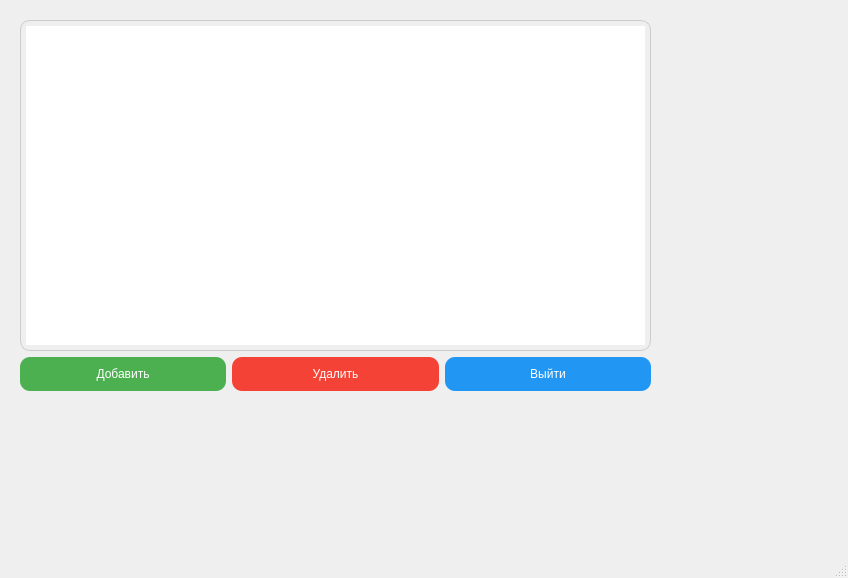
Above: Client/Client/mainwindow.ui from Nurzamat123/Diplomka before the change. Below: the same form after it.
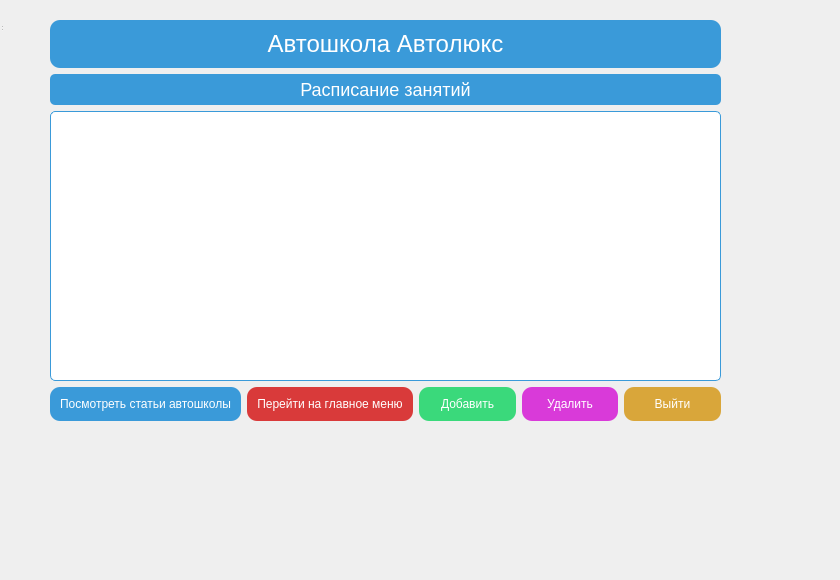
That is the form after the change. Icons and pictures are not drawn.

```diff
--- a/Client/Client/mainwindow.ui
+++ b/Client/Client/mainwindow.ui
@@ -6,90 +6,143 @@
    <rect>
     <x>0</x>
     <y>0</y>
-    <width>848</width>
-    <height>578</height>
+    <width>840</width>
+    <height>580</height>
    </rect>
   </property>
   <property name="windowTitle">
    <string>MainWindow</string>
   </property>
   <widget class="QWidget" name="centralwidget">
-   <widget class="QWidget" name="centralwidget_2">
+   <property name="layoutDirection">
+    <enum>Qt::LeftToRight</enum>
+   </property>
+   <widget class="QStatusBar" name="statusBar">
     <property name="geometry">
      <rect>
-      <x>20</x>
+      <x>0</x>
+      <y>10</y>
+      <width>3</width>
+      <height>22</height>
+     </rect>
+    </property>
+   </widget>
+   <widget class="QWidget" name="centralwidget_4">
+    <property name="geometry">
+     <rect>
+      <x>50</x>
       <y>20</y>
-      <width>631</width>
-      <height>371</height>
+      <width>671</width>
+      <height>401</height>
      </rect>
     </property>
-    <layout class="QGridLayout" name="gridLayout">
-     <item row="1" column="2">
-      <widget class="QPushButton" name="exit_button">
+    <layout class="QVBoxLayout" name="verticalLayout">
+     <item>
+      <widget class="QLabel" name="titleLabel">
        <property name="styleSheet">
-        <string>
-        background-color: #2196F3;
-        color: white;
-        border: none;
-        border-radius: 10px;
-        padding: 10px;
-       </string>
+        <string notr="true">font-size: 24px; color: white; background-color: #3a9ad9; padding: 10px; border-radius: 10px;</string>
        </property>
        <property name="text">
-        <string>Выйти</string>
+        <string>Автошкола Автолюкс</string>
        </property>
-       <property name="icon">
-        <iconset>
-         <normaloff>exit_icon.png</normaloff>exit_icon.png</iconset>
+       <property name="alignment">
+        <set>Qt::AlignCenter</set>
        </property>
       </widget>
      </item>
-     <item row="1" column="1">
-      <widget class="QPushButton" name="delete_button">
+     <item>
+      <widget class="QLabel" name="scheduleLabel">
        <property name="styleSheet">
-        <string>
-        background-color: #F44336;
-        color: white;
-        border: none;
-        border-radius: 10px;
-        padding: 10px;
-       </string>
+        <string notr="true">font-size: 18px; color: white; background-color: #3a9ad9; padding: 5px; border-radius: 5px;</string>
        </property>
        <property name="text">
-        <string>Удалить</string>
+        <string>Расписание занятий</string>
        </property>
-       <property name="icon">
-        <iconset>
-         <normaloff>delete_icon.png</normaloff>delete_icon.png</iconset>
+       <property name="alignment">
+        <set>Qt::AlignCenter</set>
        </property>
       </widget>
      </item>
-     <item row="0" column="0" colspan="3">
+     <item>
       <widget class="QTableView" name="tableView">
        <property name="styleSheet">
-        <string>
-        border: 1px solid #ccc;
-        border-radius: 10px;
-        padding: 5px;
-       </string>
+        <string notr="true">background-color: white; color: black; border: 1px solid #3a9ad9; border-radius: 5px;</string>
        </property>
       </widget>
      </item>
-     <item row="1" column="0">
-      <widget class="QPushButton" name="add_button">
-       <property name="styleSheet">
-        <string>
-        background-color: #4CAF50;
-        color: white;
-        border: none;
-        border-radius: 10px;
-        padding: 10px;
-       </string>
-       </property>
-       <property name="text">
-        <string>Добавить</string>
-       </property>
-      </widget>
+     <item>
+      <layout class="QHBoxLayout" name="horizontalLayout">
+       <item>
+        <widget class="QPushButton" name="viewStatsButton">
+         <property name="styleSheet">
+          <string notr="true">background-color: #3a9ad9; color: white; border-radius: 10px; padding: 10px;</string>
+         </property>
+         <property name="text">
+          <string>Посмотреть статьи автошколы</string>
+         </property>
+         <property name="icon">
+          <iconset>
+           <normaloff>:/icons/articles.png</normaloff>:/icons/articles.png</iconset>
+         </property>
+        </widget>
+       </item>
+       <item>
+        <widget class="QPushButton" name="mainMenuButton">
+         <property name="styleSheet">
+          <string notr="true">background-color: #d93a3a; color: white; border-radius: 10px; padding: 10px;</string>
+         </property>
+         <property name="text">
+          <string>Перейти на главное меню</string>
+         </property>
+         <property name="icon">
+          <iconset>
+           <normaloff>:/icons/menu.png</normaloff>:/icons/menu.png</iconset>
+         </property>
+        </widget>
+       </item>
+       <item>
+        <widget class="QPushButton" name="addButton">
+         <property name="styleSheet">
+          <string notr="true">background-color: #3ad97b; color: white; border-radius: 10px; padding: 10px;</string>
+         </property>
+         <property name="text">
+          <string>Добавить</string>
+         </property>
+         <property name="icon">
+          <iconset>
+           <normaloff>:/icons/add.png</normaloff>:/icons/add.png</iconset>
+         </property>
+        </widget>
+       </item>
+       <item>
+        <widget class="QPushButton" name="deleteButton">
+         <property name="styleSheet">
+          <string notr="true">background-color: #d93ad9; color: white; border-radius: 10px; padding: 10px;</string>
+         </property>
+         <property name="text">
+          <string>Удалить</string>
+         </property>
+         <property name="icon">
+          <iconset>
+           <normaloff>:/icons/delete.png</normaloff>:/icons/delete.png</iconset>
+         </property>
+        </widget>
+       </item>
+       <item>
+        <widget class="QPushButton" name="exitButton">
+         <property name="styleSheet">
+          <string notr="true">background-color: #d9a63a; color: white; border-radius: 10px; padding: 10px;</string>
+         </property>
+         <property name="text">
+          <string>Выйти</string>
+         </property>
+         <property name="icon">
+          <iconset>
+           <normaloff>:/icons/exit.png</normaloff>:/icons/exit.png</iconset>
+         </property>
+        </widget>
+       </item>
+      </layout>
      </item>
     </layout>
    </widget>
@@ -104,7 +157,6 @@
     </rect>
    </property>
   </widget>
-  <widget class="QStatusBar" name="statusBar"/>
  </widget>
  <resources/>
  <connections/>
```
Left out of the diff: 2 changed lines with no effect on the pictures.
